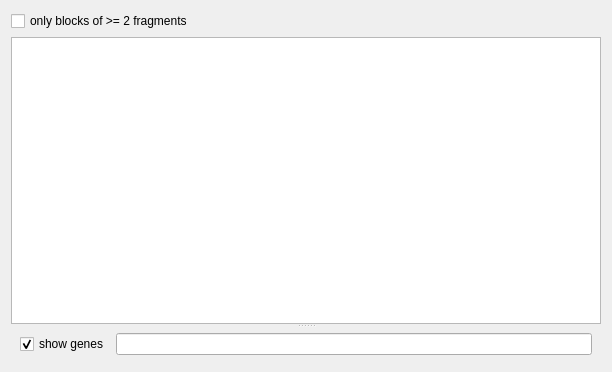
Before: the Qt Designer form src/gui/BlockSetWidget.ui in npge/npge, drawn with Qt 5.
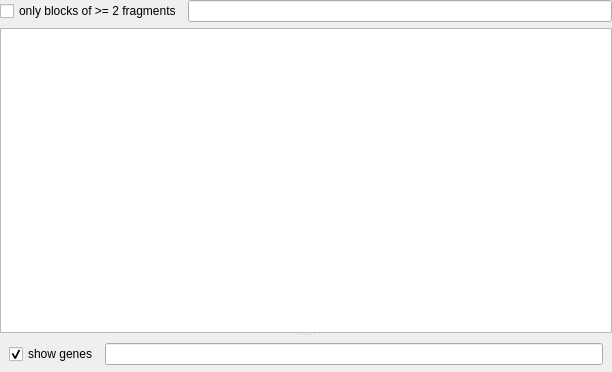
After: the same form once the commit is applied.

Commit message: BlockSetWidget: add block name filter

```diff
--- a/src/gui/BlockSetWidget.ui
+++ b/src/gui/BlockSetWidget.ui
@@ -13,13 +13,23 @@
   <property name="windowTitle">
    <string>Form</string>
   </property>
-  <layout class="QVBoxLayout" name="verticalLayout_2" stretch="1,1">
+  <layout class="QVBoxLayout" name="verticalLayout_2" stretch="0,1">
+   <property name="margin">
+    <number>0</number>
+   </property>
+   <item>
+    <layout class="QHBoxLayout" name="horizontalLayout_3">
    <item>
     <widget class="QCheckBox" name="nonunique">
      <property name="text">
       <string>only blocks of &gt;= 2 fragments</string>
      </property>
     </widget>
+     </item>
+     <item>
+      <widget class="QLineEdit" name="blockNameLineEdit"/>
+     </item>
+    </layout>
    </item>
    <item>
     <widget class="QWidget" name="widget_3" native="true">
```
Lines whose indentation alone changed are shown as unchanged. The commit also changes 2 other files.
